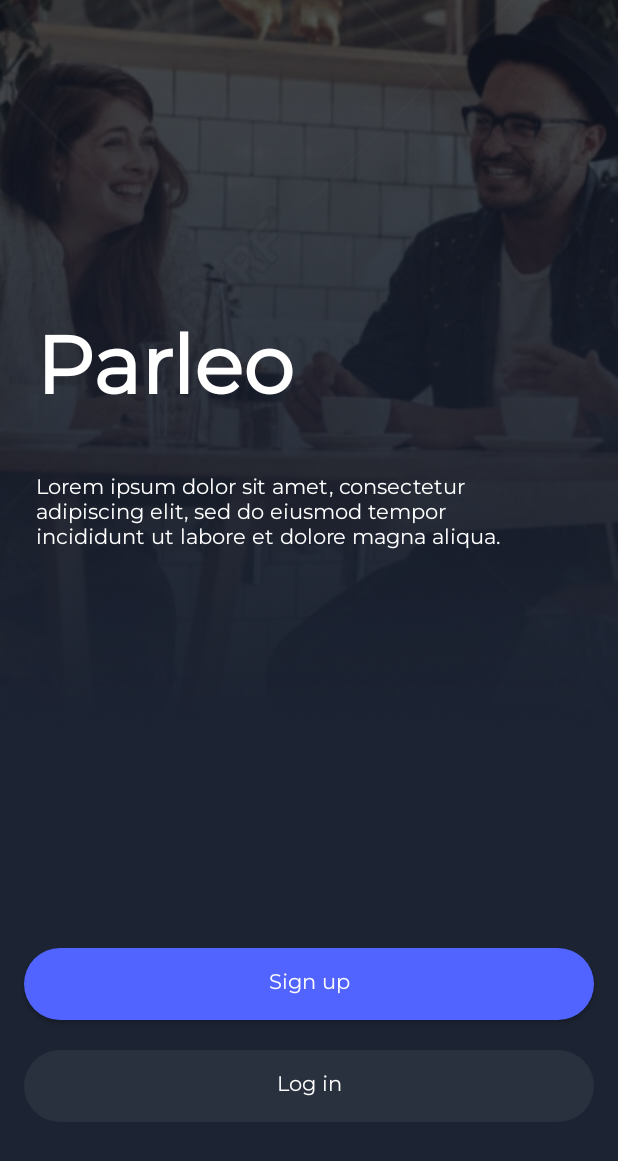
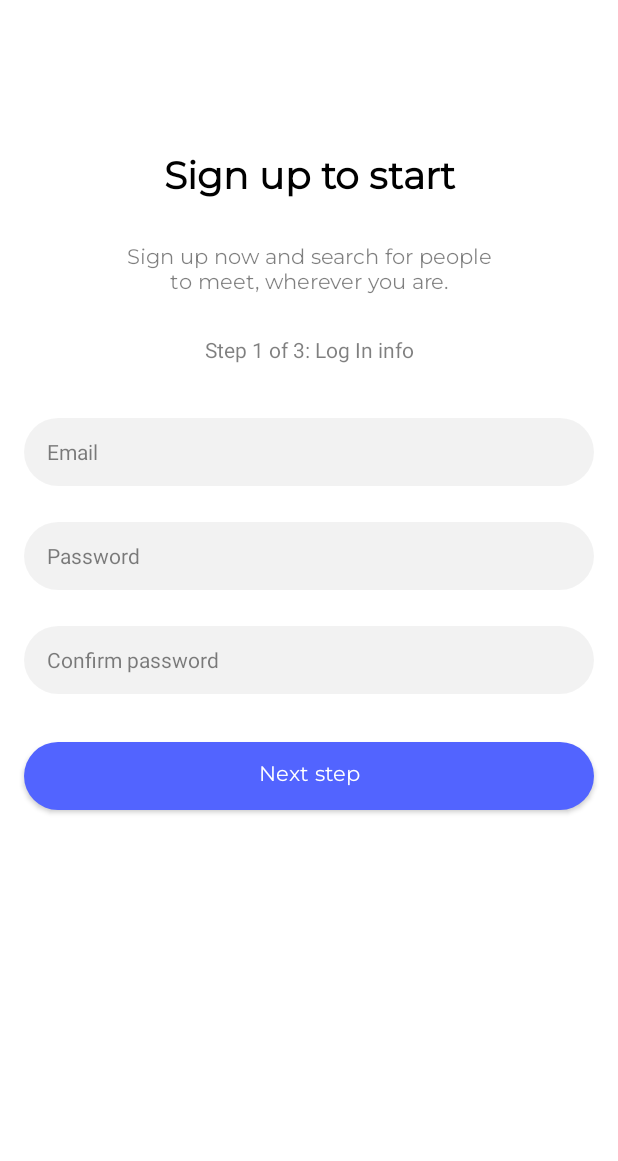
Before and after one commit to SpiderSwift/Parleo, an Android app: the screen it shows after launch (MainActivity before the commit, RegistrationStartActivity after it), after a tap on "Sign up", on a phone screen of 412 x 824 dp. Shown: the top 1161 px of the screen. Run offline under Robolectric (Android 15) with nearby library versions, the light colour scheme and no system bars; our stand-ins replace ButterKnife.

Commit message:
add registation and login views

```diff
--- a/app/src/main/java/com/leathersoft/parleo/MainActivity.java
+++ b/app/src/main/java/com/leathersoft/parleo/activity/MainActivity.java
@@ -1,9 +1,11 @@
-package com.leathersoft.parleo;
+package com.leathersoft.parleo.activity;
 
+import android.content.Intent;
 import android.support.v7.app.AppCompatActivity;
 import android.os.Bundle;
-import android.util.Log;
 
+
+import com.leathersoft.parleo.R;
 
 import butterknife.ButterKnife;
 import butterknife.OnClick;
@@ -20,13 +22,13 @@ public class MainActivity extends AppCompatActivity {
 
     @OnClick(R.id.btn_sign)
     public void onSign() {
-        Log.d("TAG", "msg sign");
+        startActivityForResult(new Intent(getApplicationContext(), RegistrationStartActivity.class), 0);
     }
 
 
-    @OnClick(R.id.btn_log)
+    @OnClick(R.id.btn_login)
     public void onLogin() {
-        Log.d("TAG", "msg log");
+        startActivityForResult(new Intent(getApplicationContext(), LoginActivity.class), 0);
     }
 
 }
--- /dev/null
+++ b/app/src/main/java/com/leathersoft/parleo/activity/RegistrationStartActivity.java
@@ -0,0 +1,38 @@
+package com.leathersoft.parleo.activity;
+
+import android.content.Intent;
+import android.support.annotation.Nullable;
+import android.support.v7.app.AppCompatActivity;
+import android.os.Bundle;
+import android.widget.EditText;
+
+import com.leathersoft.parleo.R;
+
+import butterknife.BindView;
+import butterknife.ButterKnife;
+import butterknife.OnClick;
+
+public class RegistrationStartActivity extends AppCompatActivity {
+
+    @BindView(R.id.te_email) EditText editEmail;
+    @BindView(R.id.te_password) EditText editPassword;
+    @BindView(R.id.te_confirm) EditText editConfirm;
+
+    @Override
+    protected void onCreate(Bundle savedInstanceState) {
+        super.onCreate(savedInstanceState);
+        setContentView(R.layout.activity_registration_start);
+        ButterKnife.bind(this);
+    }
+
+
+    @OnClick(R.id.btn_continue)
+    public void onContinue() {
+        startActivityForResult(new Intent(getApplicationContext(), RegistrationContinueActivity.class), 0);
+    }
+
+    @Override
+    protected void onActivityResult(int requestCode, int resultCode, @Nullable Intent data) {
+        finish();
+    }
+}
--- /dev/null
+++ b/app/src/main/res/drawable/iv_drawable_registration.xml
@@ -0,0 +1,6 @@
+<shape xmlns:android="http://schemas.android.com/apk/res/android"
+    android:shape="rectangle">
+    <corners android:radius="10dp" />
+
+    <solid android:color="#0D000000" />
+</shape>
--- /dev/null
+++ b/app/src/main/res/drawable/tv_drawable_registration.xml
@@ -0,0 +1,6 @@
+<shape xmlns:android="http://schemas.android.com/apk/res/android"
+    android:shape="rectangle">
+    <corners android:radius="30dp" />
+
+    <solid android:color="#0D000000" />
+</shape>
--- a/app/src/main/res/layout/activity_main.xml
+++ b/app/src/main/res/layout/activity_main.xml
@@ -4,7 +4,7 @@
     xmlns:tools="http://schemas.android.com/tools"
     android:layout_width="match_parent"
     android:layout_height="match_parent"
-    tools:context=".MainActivity"
+    tools:context=".activity.MainActivity"
     android:background="#1C2332">
 
     <ImageView
@@ -64,12 +64,12 @@
         android:fontFamily="@font/montserrat"
         android:textAllCaps="false"
         android:background="@drawable/btn_drawable_blue"
-        app:layout_constraintBottom_toTopOf="@+id/btn_log"
+        app:layout_constraintBottom_toTopOf="@+id/btn_login"
         app:layout_constraintEnd_toEndOf="parent"
         app:layout_constraintStart_toStartOf="parent" />
 
     <Button
-        android:id="@+id/btn_log"
+        android:id="@+id/btn_login"
         android:layout_width="0dp"
         android:layout_height="wrap_content"
         android:layout_marginStart="16dp"
--- /dev/null
+++ b/app/src/main/res/layout/activity_registration_start.xml
@@ -0,0 +1,141 @@
+<?xml version="1.0" encoding="utf-8"?>
+<android.support.constraint.ConstraintLayout xmlns:android="http://schemas.android.com/apk/res/android"
+    xmlns:app="http://schemas.android.com/apk/res-auto"
+    xmlns:tools="http://schemas.android.com/tools"
+    android:layout_width="match_parent"
+    android:layout_height="match_parent"
+    tools:context=".activity.MainActivity"
+    android:background="#FFFFFF">
+
+
+    <TextView
+        android:id="@+id/tv_title"
+        android:layout_width="250dp"
+        android:layout_height="wrap_content"
+        android:layout_marginStart="8dp"
+        android:layout_marginTop="8dp"
+        android:layout_marginEnd="8dp"
+        android:layout_marginBottom="8dp"
+        android:fontFamily="@font/montserrat"
+        android:gravity="center"
+        android:text="Sign up to start"
+        android:textColor="@android:color/black"
+        android:textSize="25sp"
+        android:textStyle="bold"
+        app:layout_constraintBottom_toBottomOf="parent"
+        app:layout_constraintEnd_toEndOf="parent"
+        app:layout_constraintHorizontal_bias="0.503"
+        app:layout_constraintStart_toStartOf="parent"
+        app:layout_constraintTop_toTopOf="parent"
+        app:layout_constraintVertical_bias="0.12" />
+
+    <TextView
+        android:id="@+id/tv_description"
+        android:layout_width="0dp"
+        android:layout_height="wrap_content"
+        android:layout_marginTop="24dp"
+        android:fontFamily="@font/montserrat"
+        android:text="Sign up now and search for people to meet, wherever you are."
+        android:textAlignment="center"
+        android:textColor="#80000000"
+        app:layout_constraintEnd_toEndOf="@+id/tv_title"
+        app:layout_constraintHorizontal_bias="0.0"
+        app:layout_constraintStart_toStartOf="@+id/tv_title"
+        app:layout_constraintTop_toBottomOf="@+id/tv_title" />
+
+    <Button
+        android:id="@+id/btn_continue"
+        android:layout_width="0dp"
+        android:layout_height="45dp"
+        android:layout_marginStart="16dp"
+        android:layout_marginTop="32dp"
+        android:layout_marginEnd="16dp"
+        android:background="@drawable/btn_drawable_blue"
+        android:fontFamily="@font/montserrat"
+        android:text="Next step"
+        android:textAllCaps="false"
+        android:textColor="@android:color/white"
+        android:textSize="14sp"
+        app:layout_constraintEnd_toEndOf="parent"
+        app:layout_constraintHorizontal_bias="0.0"
+        app:layout_constraintStart_toStartOf="parent"
+        app:layout_constraintTop_toBottomOf="@+id/te_confirm" />
+
+
+    <EditText
+        android:id="@+id/te_email"
+        android:layout_width="0dp"
+        android:layout_height="45dp"
+        android:layout_marginStart="16dp"
+        android:layout_marginTop="36dp"
+        android:layout_marginEnd="16dp"
+        android:background="@drawable/tv_drawable_registration"
+        android:hint="Email"
+        android:paddingStart="15dp"
+        android:textAlignment="viewStart"
+        android:textColor="#80000000"
+        android:textColorHint="#80000000"
+        android:textSize="14sp"
+        app:layout_constraintEnd_toEndOf="parent"
+        app:layout_constraintHorizontal_bias="0.0"
+        app:layout_constraintStart_toStartOf="parent"
+        app:layout_constraintTop_toBottomOf="@+id/tv_step" />
+
+
+    <EditText
+        android:id="@+id/te_password"
+        android:layout_width="0dp"
+        android:layout_height="45dp"
+        android:layout_marginStart="16dp"
+        android:layout_marginTop="24dp"
+        android:layout_marginEnd="16dp"
+        android:background="@drawable/tv_drawable_registration"
+        android:hint="Password"
+        android:paddingStart="15dp"
+        android:inputType="textPassword"
+        android:textAlignment="viewStart"
+        android:textColor="#80000000"
+        android:textColorHint="#80000000"
+        android:textSize="14sp"
+        app:layout_constraintEnd_toEndOf="parent"
+        app:layout_constraintHorizontal_bias="0.0"
+        app:layout_constraintStart_toStartOf="parent"
+        app:layout_constraintTop_toBottomOf="@+id/te_email" />
+
+    <EditText
+        android:id="@+id/te_confirm"
+        android:layout_width="0dp"
+        android:layout_height="45dp"
+        android:layout_marginStart="16dp"
+        android:layout_marginTop="24dp"
+        android:layout_marginEnd="16dp"
+        android:background="@drawable/tv_drawable_registration"
+        android:hint="Confirm password"
+        android:paddingStart="15dp"
+        android:inputType="textPassword"
+        android:textAlignment="viewStart"
+        android:textColor="#80000000"
+        android:textColorHint="#80000000"
+        android:textSize="14sp"
+        app:layout_constraintEnd_toEndOf="parent"
+        app:layout_constraintHorizontal_bias="0.0"
+        app:layout_constraintStart_toStartOf="parent"
+        app:layout_constraintTop_toBottomOf="@+id/te_password" />
+
+    <TextView
+        android:id="@+id/tv_step"
+        android:layout_width="0dp"
+        android:layout_height="wrap_content"
+        android:layout_marginTop="24dp"
+
+        android:text="Step 1 of 3: Log In info"
+        android:textAlignment="center"
+        android:textColor="#80000000"
+        app:layout_constraintEnd_toEndOf="@+id/tv_title"
+        app:layout_constraintHorizontal_bias="0.0"
+        app:layout_constraintStart_toStartOf="@+id/tv_title"
+        app:layout_constraintTop_toBottomOf="@+id/tv_description" />
+
+
+
+</android.support.constraint.ConstraintLayout>
```
Also changed, not shown: app/src/main/AndroidManifest.xml (+6 -2 lines), app/src/main/java/com/leathersoft/parleo/activity/LoginActivity.java (added, +30 -0 lines), app/src/main/java/com/leathersoft/parleo/activity/RegistrationContinueActivity.java (added, +37 -0 lines), app/src/main/java/com/leathersoft/parleo/activity/RegistrationFinishActivity.java (added, +35 -0 lines), app/src/main/res/layout/activity_login.xml (added, +106 -0 lines), app/src/main/res/layout/activity_registration_continue.xml (added, +162 -0 lines), app/src/main/res/layout/activity_registration_finish.xml (added, +107 -0 lines), app/src/main/res/drawable/photo_stroke.png (added).
